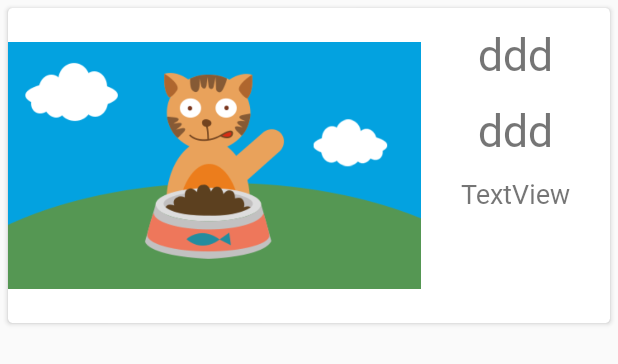
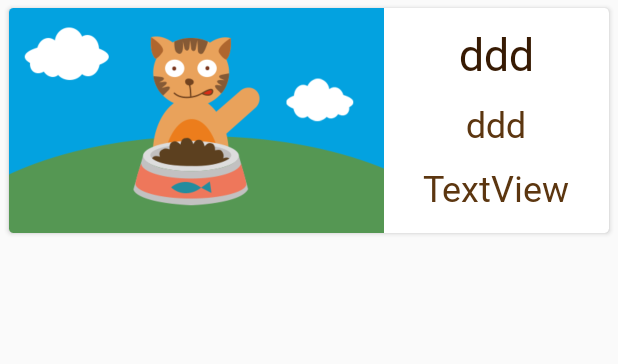
Before and after one commit to 1n01raymond/AndroidCatFood, an Android app: the layout item_cardview.xml on its own in the app's theme, with its tools: preview values and no code run, on a phone screen of 412 x 824 dp. Shown: the top 364 px of the screen. Run offline under Robolectric (Android 15) with nearby library versions, the phone set to English and light mode, and no system bars.

Commit message:
임시코드 삭제후 디자인 살짝 수정

```diff
--- a/AndroidCatFood/app/src/main/java/com/inha/androidcatfood/CatInfoRecyclerAdapter.java
+++ b/AndroidCatFood/app/src/main/java/com/inha/androidcatfood/CatInfoRecyclerAdapter.java
@@ -54,7 +54,7 @@ public class CatInfoRecyclerAdapter extends RecyclerView.Adapter<CatInfoRecycler
             title=(TextView)itemView.findViewById(R.id.title);
             cardview=(CardView)itemView.findViewById(R.id.cardview);
             gender = (TextView)itemView.findViewById(R.id.gender);
-            natrual = (TextView)itemView.findViewById(R.id.tvBoardCreatInfo);
+            natrual = (TextView)itemView.findViewById(R.id.netural);
 
         }
     }
--- a/AndroidCatFood/app/src/main/res/layout/activity_food_spot_info.xml
+++ b/AndroidCatFood/app/src/main/res/layout/activity_food_spot_info.xml
@@ -39,7 +39,9 @@
             android:textAlignment="center"
             android:textSize="18sp"
             android:textColor="@color/colorFSInfoOwner"
-            android:fontFamily="@font/bmjua"/>
+            android:fontFamily="@font/bmjua"
+            android:layout_marginBottom="20dp"
+            android:layout_margin="5dp"/>
 
     <android.support.v7.widget.RecyclerView
             android:id="@+id/recycler_view"
--- a/AndroidCatFood/app/src/main/res/layout/item_cardview.xml
+++ b/AndroidCatFood/app/src/main/res/layout/item_cardview.xml
@@ -9,10 +9,12 @@
     <android.support.v7.widget.CardView
             android:id="@+id/cardview"
             card_view:cardCornerRadius="3dp"
-        android:layout_width="match_parent"
+            android:layout_width="400dp"
             android:layout_height="wrap_content"
             android:layout_margin="5dp"
-        android:gravity="center_horizontal">
+            android:gravity="center_horizontal"
+            android:paddingLeft="10dp"
+            android:paddingRight="10dp">
 
         <LinearLayout
                 android:layout_width="match_parent"
@@ -22,8 +24,8 @@
 
             <ImageView
                     android:id="@+id/image"
-                    android:layout_width="275dp"
-                    android:layout_height="210dp"
+                    android:layout_width="250dp"
+                    android:layout_height="150dp"
                     card_view:srcCompat="@drawable/cat_profil3"/>
 
             <LinearLayout
@@ -39,7 +41,8 @@
                         android:text="ddd"
                         android:textAlignment="center"
                         android:textSize="30sp"
-                        android:fontFamily="@font/bmjua"/>
+                        android:fontFamily="@font/bmjua"
+                        android:textColor="@color/colorFSInfoTitle"/>
 
                 <TextView
                         android:id="@+id/gender"
@@ -47,12 +50,13 @@
                         android:layout_height="wrap_content"
                         android:text="ddd"
                         android:textAlignment="center"
-                        android:textSize="30sp"
-                        android:fontFamily="@font/bmjua"/>
+                        android:textSize="24sp"
+                        android:fontFamily="@font/bmjua"
+                        android:textColor="@color/colorFSInfoOwner"/>
 
                 <Space
                         android:layout_width="match_parent"
-                    android:layout_height="10dp" />
+                        android:layout_height="10dp"/>
 
                 <TextView
                         android:id="@+id/netural"
@@ -60,8 +64,9 @@
                         android:layout_height="wrap_content"
                         android:text="TextView"
                         android:textAlignment="center"
-                        android:textSize="18sp"
-                        android:fontFamily="@font/bmjua"/>
+                        android:textSize="24sp"
+                        android:fontFamily="@font/bmjua"
+                        android:textColor="@color/colorFSInfoOwner"/>
             </LinearLayout>
 
         </LinearLayout>
```
Also changed, not shown: AndroidCatFood/app/src/main/java/com/inha/androidcatfood/APIClient.java (+3 -7 lines), AndroidCatFood/app/src/main/java/com/inha/androidcatfood/FoodSpotBoardActivity.java (+3 -5 lines). Lines whose indentation alone changed are shown as unchanged.
